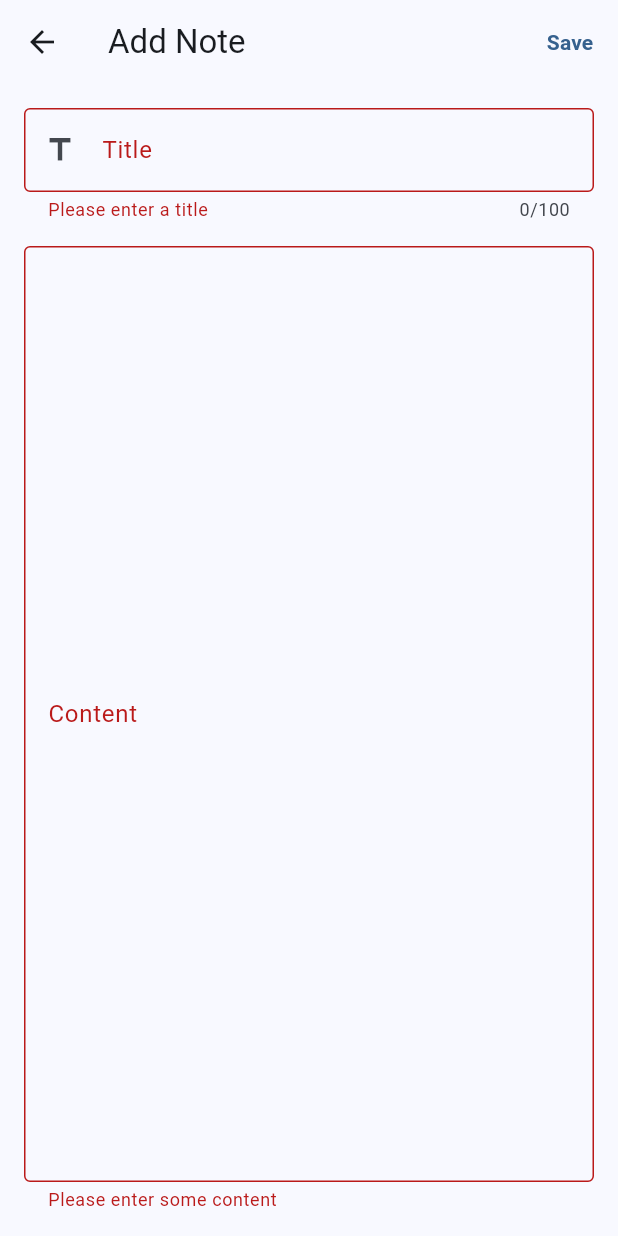
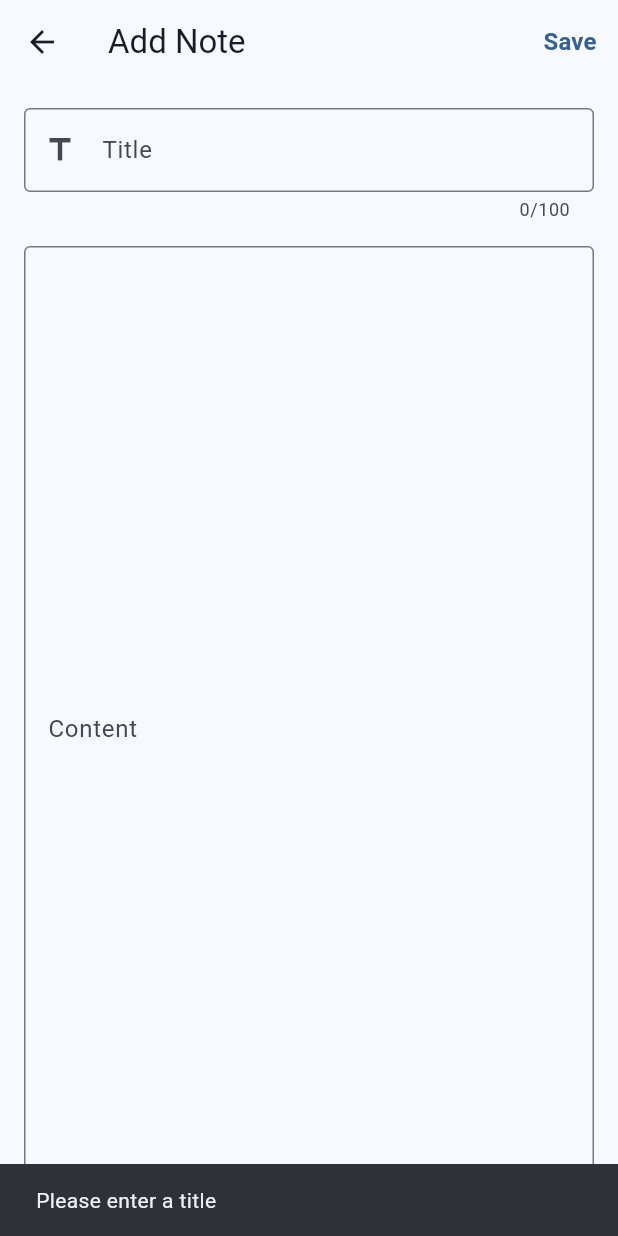
Before and after one commit to 1stLady-dot/INFT425_SecureNotes_Okang-Dennis_Louisa, a Flutter app: the AddEditNoteScreen screen opened directly, after a tap on "Save", on a phone screen of 412 x 824 dp. Run offline on Flutter 3.47's test engine with Material 3 defaults, Android fonts, the phone set to English and light mode, and no system bars; our stand-ins replace flutter_secure_storage, local_auth; missing offline and left inert: encrypt; accounts and stored records are empty.

Commit message:
Made some changes in the add_edit_note_screen.dart file.

```diff
--- a/lib/screens/add_edit_note_screen.dart
+++ b/lib/screens/add_edit_note_screen.dart
@@ -12,7 +12,6 @@ class AddEditNoteScreen extends StatefulWidget {
 }
 
 class _AddEditNoteScreenState extends State<AddEditNoteScreen> {
-  final _formKey = GlobalKey<FormState>();
   final _titleController = TextEditingController();
   final _contentController = TextEditingController();
   final NotesService _notesService = NotesService();
@@ -21,39 +20,90 @@ class _AddEditNoteScreenState extends State<AddEditNoteScreen> {
   @override
   void initState() {
     super.initState();
+    print('=== AddEditNoteScreen INITIALIZED ===');
     if (widget.note != null) {
+      print('Editing existing note: ${widget.note!.id}');
       _titleController.text = widget.note!.title;
       _contentController.text = widget.note!.content;
+    } else {
+      print('Creating NEW note');
     }
   }
 
   Future<void> _saveNote() async {
-    if (!_formKey.currentState!.validate()) return;
+    print('=== SAVE BUTTON PRESSED ===');
+    print('Title: "${_titleController.text.trim()}"');
+    print('Content: "${_contentController.text.trim()}"');
 
-    setState(() => _isSaving = true);
+    // Simple validation
+    if (_titleController.text.trim().isEmpty) {
+      print('ERROR: Title is empty');
+      ScaffoldMessenger.of(context).showSnackBar(
+        const SnackBar(content: Text('Please enter a title')),
+      );
+      return;
+    }
 
+    if (_contentController.text.trim().isEmpty) {
+      print('ERROR: Content is empty');
+      ScaffoldMessenger.of(context).showSnackBar(
+        const SnackBar(content: Text('Please enter content')),
+      );
+      return;
+    }
+
+    print('Validation passed!');
+    setState(() {
+      _isSaving = true;
+    });
+
+    try {
       if (widget.note == null) {
         // Create new note
+        print('Creating new note...');
+        final newId = _notesService.generateId();
+        print('Generated ID: $newId');
+
         final newNote = Note(
-        id: _notesService.generateId(),
+          id: newId,
           title: _titleController.text.trim(),
           content: _contentController.text.trim(),
           lastEdited: DateTime.now(),
           isPinned: false,
         );
+
         await _notesService.addNote(newNote);
+        print('SUCCESS: Note added to service');
       } else {
         // Update existing note
+        print('Updating existing note...');
         final updatedNote = widget.note!.copyWith(
           title: _titleController.text.trim(),
           content: _contentController.text.trim(),
           lastEdited: DateTime.now(),
         );
+
         await _notesService.updateNote(updatedNote);
+        print('SUCCESS: Note updated');
       }
 
       if (mounted) {
+        print('Returning to notes list with success=true');
         Navigator.pop(context, true);
+      }
+    } catch (e) {
+      print('ERROR CAUGHT: $e');
+      if (mounted) {
+        ScaffoldMessenger.of(context).showSnackBar(
+          SnackBar(content: Text('Error saving note: $e')),
+        );
+      }
+    } finally {
+      if (mounted) {
+        setState(() {
+          _isSaving = false;
+        });
+      }
     }
   }
 
@@ -65,59 +115,54 @@ class _AddEditNoteScreenState extends State<AddEditNoteScreen> {
         actions: [
           TextButton(
             onPressed: _isSaving ? null : _saveNote,
-            child: Text(
+            child: _isSaving
+                ? const SizedBox(
+                    width: 20,
+                    height: 20,
+                    child: CircularProgressIndicator(strokeWidth: 2),
+                  )
+                : const Text(
                     'Save',
                     style: TextStyle(
-                color: Theme.of(context).colorScheme.primary,
                       fontWeight: FontWeight.bold,
+                      fontSize: 16,
                     ),
                   ),
           ),
         ],
       ),
-      body: Form(
-        key: _formKey,
-        child: Padding(
+      body: Padding(
         padding: const EdgeInsets.all(16.0),
         child: Column(
           children: [
-              TextFormField(
+            TextField(
               controller: _titleController,
               decoration: const InputDecoration(
                 labelText: 'Title',
+                hintText: 'Enter note title',
                 border: OutlineInputBorder(),
                 prefixIcon: Icon(Icons.title),
               ),
-                validator: (value) {
-                  if (value == null || value.trim().isEmpty) {
-                    return 'Please enter a title';
-                  }
-                  return null;
-                },
               maxLength: 100,
+              textCapitalization: TextCapitalization.sentences,
             ),
             const SizedBox(height: 16),
             Expanded(
-                child: TextFormField(
+              child: TextField(
                 controller: _contentController,
                 decoration: const InputDecoration(
                   labelText: 'Content',
+                  hintText: 'Enter note content',
                   border: OutlineInputBorder(),
                   alignLabelWithHint: true,
                 ),
                 maxLines: null,
                 expands: true,
                 keyboardType: TextInputType.multiline,
-                  validator: (value) {
-                    if (value == null || value.trim().isEmpty) {
-                      return 'Please enter some content';
-                    }
-                    return null;
-                  },
+                textCapitalization: TextCapitalization.sentences,
               ),
             ),
           ],
-          ),
         ),
       ),
     );
@@ -125,6 +170,7 @@ class _AddEditNoteScreenState extends State<AddEditNoteScreen> {
 
   @override
   void dispose() {
+    print('AddEditNoteScreen DISPOSED');
     _titleController.dispose();
     _contentController.dispose();
     super.dispose();
```
Lines whose indentation alone changed are shown as unchanged.
